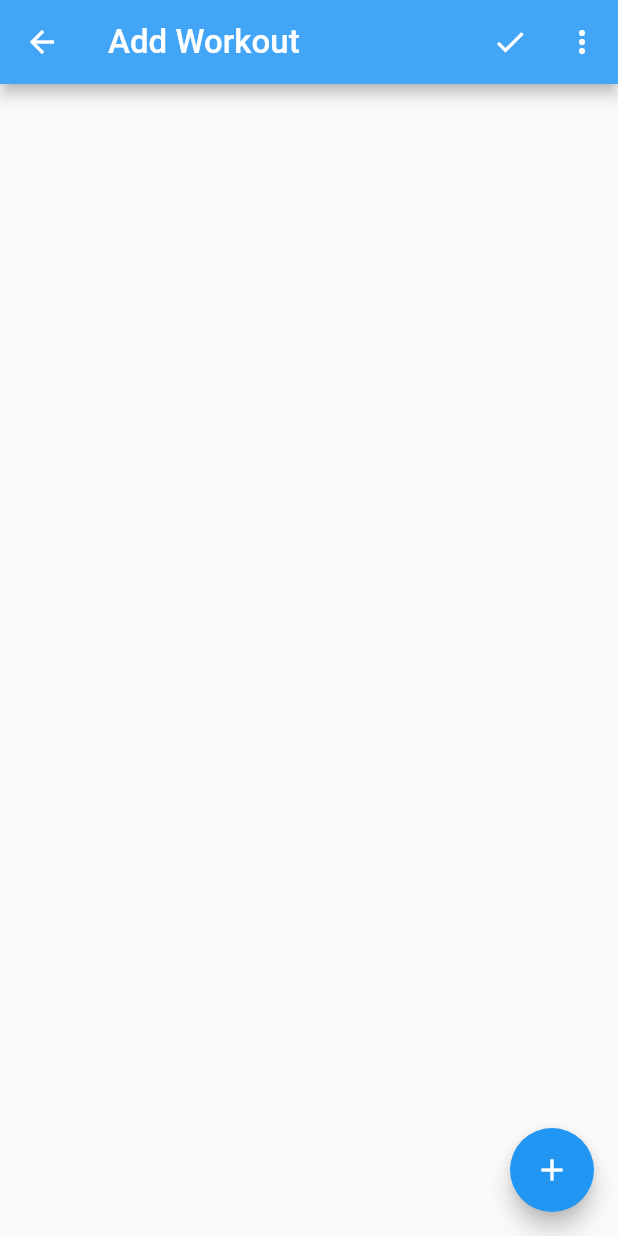
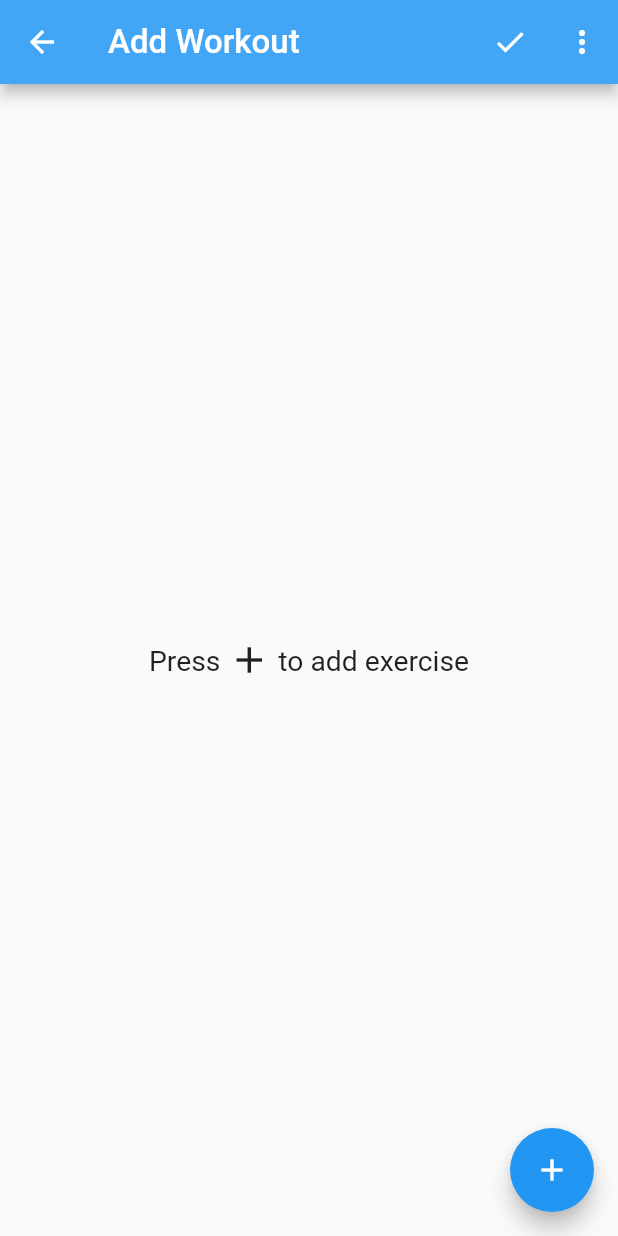
Before and after one commit to Xasthul/gym_workout_tracker, a Flutter app: the AddWorkout screen opened directly, on a phone screen of 412 x 824 dp. Run offline on Flutter 3.47's test engine with Material 2 defaults, Android fonts, the phone set to English and light mode, and no system bars; our stand-ins replace flutter_screenutil, flutter_slidable, fluttertoast, objectbox; generated files the repository leaves out were written again.

```diff
--- a/lib/project/app_pages/add_workout.dart
+++ b/lib/project/app_pages/add_workout.dart
@@ -44,10 +44,26 @@ class _AddWorkoutState extends State<AddWorkout> {
               offset: const Offset(0, 55))
         ],
       ),
-      body: ListView.builder(
-        itemCount: _exercises.length,
-        itemBuilder: (context, index) => _exercises[index],
-      ),
+      body: _exercises.isNotEmpty
+          ? ListView.builder(
+              itemCount: _exercises.length,
+              itemBuilder: (context, index) => _exercises[index],
+            )
+          : Center(
+              child: Row(
+                mainAxisAlignment: MainAxisAlignment.center,
+              children: [
+                Text(
+                  "Press ",
+                  style: TextStyle(fontSize: 18.sp),
+                ),
+                Icon(Icons.add, size: 28.sp),
+                Text(
+                  " to add exercise",
+                  style: TextStyle(fontSize: 18.sp),
+                ),
+              ],
+            )),
       floatingActionButton: FloatingActionButton(
         onPressed: () {
           setState(() {
@@ -61,11 +77,12 @@ class _AddWorkoutState extends State<AddWorkout> {
   }
 
   void removeExercise() {
-    for(var exercise in objectbox.exerciseBox.getAll()) {
+    for (var exercise in objectbox.exerciseBox.getAll()) {
       print("${exercise.id} : ${exercise.name} : ${exercise.oneRepMax}");
     }
-    for(var exercise in objectbox.workoutBox.getAll()) {
-      print("${exercise.id} : ${exercise.dateOfWorkout} : ${exercise.exercises}");
+    for (var exercise in objectbox.workoutBox.getAll()) {
+      print(
+          "${exercise.id} : ${exercise.dateOfWorkout} : ${exercise.exercises}");
     }
   }
 
--- a/lib/project/classes/custom_dialog.dart
+++ b/lib/project/classes/custom_dialog.dart
@@ -1,5 +1,6 @@
 import 'package:flutter/material.dart';
 import 'package:flutter_screenutil/flutter_screenutil.dart';
+import 'package:flutter/services.dart';
 
 void customDialogTextField(BuildContext context, String title, String content,
     TextEditingController controller, String action, Function onAction) {
@@ -19,6 +20,9 @@ void customDialogTextField(BuildContext context, String title, String content,
                       Padding(
                         padding: EdgeInsets.only(top: 25.h, bottom: 15.h),
                         child: TextField(
+                          inputFormatters: [
+                            LengthLimitingTextInputFormatter(50),
+                          ],
                           autofocus: true,
                           controller: controller,
                           decoration: InputDecoration(
--- a/lib/project/database/objectbox.dart
+++ b/lib/project/database/objectbox.dart
@@ -40,7 +40,7 @@ class ObjectBox {
 
   Stream<List<Workout>> getWorkouts() {
     final builder = workoutBox.query()
-      ..order(Workout_.id); // flags: Order.descending
+      ..order(Workout_.dateOfWorkout, flags: Order.descending); // flags: Order.descending
     return builder.watch(triggerImmediately: true).map((query) => query.find());
   }
 }
```
Also changed, not shown: lib/project/app_pages/history.dart (+44 -27 lines).
